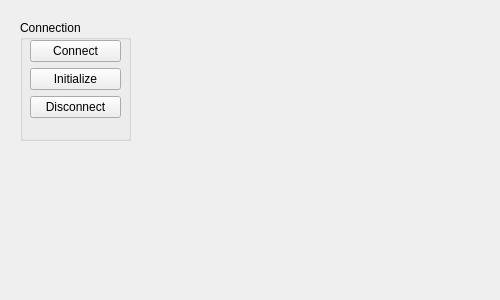
Qt form frmgrab.ui (adegirmenci/HBL-ICEbot) before a commit.
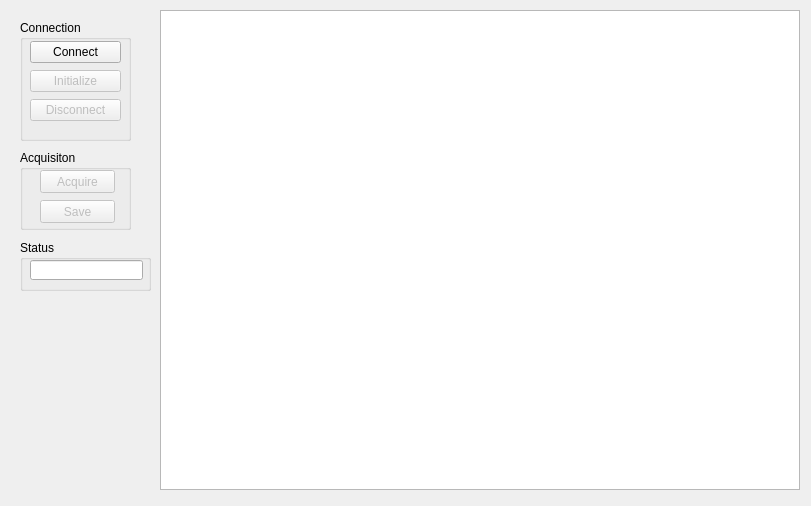
The same form after that commit.

```diff
--- a/frmgrab.ui
+++ b/frmgrab.ui
@@ -6,8 +6,8 @@
    <rect>
     <x>0</x>
     <y>0</y>
-    <width>500</width>
-    <height>300</height>
+    <width>811</width>
+    <height>506</height>
    </rect>
   </property>
   <property name="windowTitle">
@@ -31,7 +31,7 @@
       <x>10</x>
       <y>20</y>
       <width>91</width>
-      <height>81</height>
+      <height>83</height>
      </rect>
     </property>
     <layout class="QVBoxLayout" name="verticalLayout">
@@ -43,14 +43,20 @@
       </widget>
      </item>
      <item>
-      <widget class="QPushButton" name="pushButton_2">
+      <widget class="QPushButton" name="initButton">
+       <property name="enabled">
+        <bool>false</bool>
+       </property>
        <property name="text">
         <string>Initialize</string>
        </property>
       </widget>
      </item>
      <item>
-      <widget class="QPushButton" name="pushButton_3">
+      <widget class="QPushButton" name="disconnectButton">
+       <property name="enabled">
+        <bool>false</bool>
+       </property>
        <property name="text">
         <string>Disconnect</string>
        </property>
@@ -59,6 +65,84 @@
     </layout>
    </widget>
   </widget>
+  <widget class="QGraphicsView" name="graphicsView">
+   <property name="geometry">
+    <rect>
+     <x>160</x>
+     <y>10</y>
+     <width>640</width>
+     <height>480</height>
+    </rect>
+   </property>
+  </widget>
+  <widget class="QGroupBox" name="groupBox_2">
+   <property name="geometry">
+    <rect>
+     <x>20</x>
+     <y>150</y>
+     <width>111</width>
+     <height>80</height>
+    </rect>
+   </property>
+   <property name="title">
+    <string>Acquisiton</string>
+   </property>
+   <widget class="QPushButton" name="acquireButton">
+    <property name="enabled">
+     <bool>false</bool>
+    </property>
+    <property name="geometry">
+     <rect>
+      <x>20</x>
+      <y>20</y>
+      <width>75</width>
+      <height>23</height>
+     </rect>
+    </property>
+    <property name="text">
+     <string>Acquire</string>
+    </property>
+   </widget>
+   <widget class="QPushButton" name="saveButton">
+    <property name="enabled">
+     <bool>false</bool>
+    </property>
+    <property name="geometry">
+     <rect>
+      <x>20</x>
+      <y>50</y>
+      <width>75</width>
+      <height>23</height>
+     </rect>
+    </property>
+    <property name="text">
+     <string>Save</string>
+    </property>
+   </widget>
+  </widget>
+  <widget class="QGroupBox" name="groupBox_3">
+   <property name="geometry">
+    <rect>
+     <x>20</x>
+     <y>240</y>
+     <width>131</width>
+     <height>51</height>
+    </rect>
+   </property>
+   <property name="title">
+    <string>Status</string>
+   </property>
+   <widget class="QLineEdit" name="statusLineEdit">
+    <property name="geometry">
+     <rect>
+      <x>10</x>
+      <y>20</y>
+      <width>113</width>
+      <height>20</height>
+     </rect>
+    </property>
+   </widget>
+  </widget>
  </widget>
  <resources/>
  <connections/>
```
Left out of the diff: 2 changed lines with no effect on the pictures.
